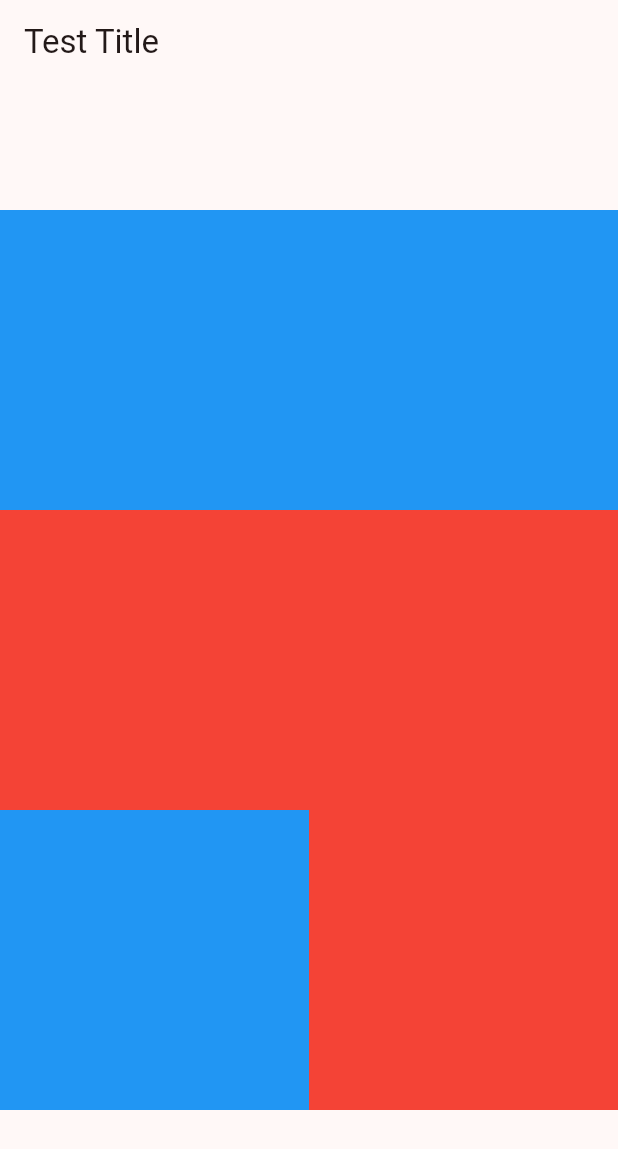
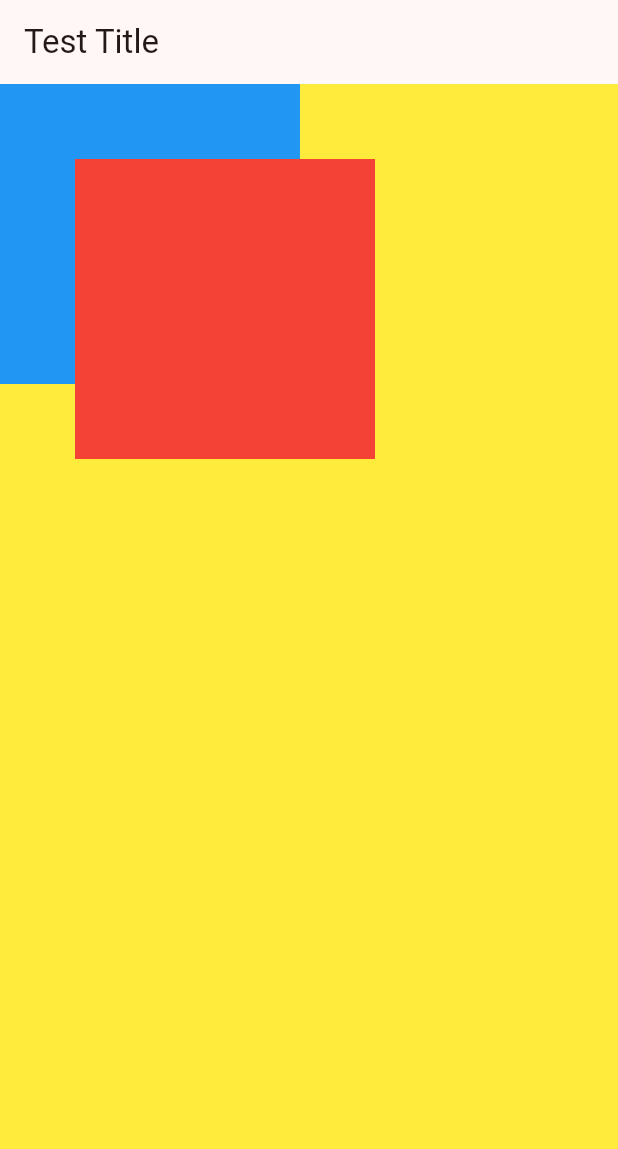
Before and after one commit to sunjom/Baobab_AppFront, a Flutter app: the screen it shows after launch, on a phone screen of 412 x 824 dp. Shown: the top 1149 px of the screen. Run offline on Flutter 3.47's test engine with Material 3 defaults, Android fonts, the phone set to English and light mode, and no system bars.

Commit message:
[FE] Stack, EdgeInsets 공부

```diff
--- a/code/lib/main.dart
+++ b/code/lib/main.dart
@@ -36,50 +36,26 @@ class _MyHomePageState extends State<MyHomePage> {
         title:const Text("Test Title"),
       ),
       body: Container(
-        alignment: Alignment.topLeft,
-        //Column or Row, Row를 두개 쓰고싶다면 Ctrl + .
-        child: Column(
-          // mainAxisAlignment => justify-content
-          //crossAxisAlignment => align-items
-          // Row => 가로축 기준 가운데
-          // Column => 세로축 기준 가운데.
-          mainAxisAlignment: MainAxisAlignment.center,
-          crossAxisAlignment: CrossAxisAlignment.center,
+        //배경색 주는 방법.
+        width: MediaQuery.of(context).size.width,
+        height:MediaQuery.of(context).size.height,
+        color:Colors.yellow,
+        //Stack을 사용하면 Container들끼리 겹침 => Position을 정해줘야 함.
+        child: Stack(
           children: [
-            Column(
-              mainAxisAlignment: MainAxisAlignment.spaceEvenly,
-              children: [
-                Container(
-                  width: MediaQuery.of(context).size.height/2,
-                  height:200,
-                  color: Colors.blue,
-                ),
-                Container(
-                  width: MediaQuery.of(context).size.height/2,
-                  height:200,
-                  color: Colors.red,
-                )
-              ],
+            Container(
+              width: 200,
+              height:200,
+              color:Colors.blue,
             ),
-            Row(
-              mainAxisAlignment: MainAxisAlignment.center,
-              children: [
-                Container(
-                  //MediaQuery.of(context).size 앱 화면 크기
-                  //MediaQuery.of(context).size.width(or height)
-                  width: MediaQuery.of(context).size.width/2,
-                  height:200,
-                  color: Colors.blue,
-                ),
-                Container(
-                  width: MediaQuery.of(context).size.width/2,
-                  height:200,
-                  color: Colors.red,
-                )
-              ],
+            Container(
+              width: 200,
+              height:200,
+              margin: const EdgeInsets.only(top:50, left:50),
+              color:Colors.red,
             )
           ],
-        )
+        ),
       )
     );
   }
```
